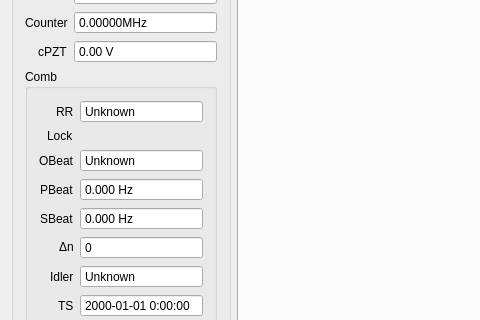
Before: the Qt Designer form mainwindow.ui in kncrabtree/nicerohms, drawn with Qt 5; both pictures show x 0 to 480 and y 224 to 544 of the 756 by 678 pixel window.
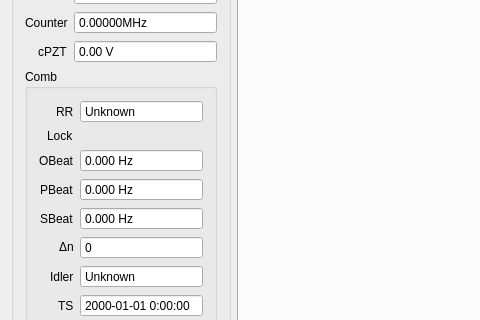
After: the same form once the commit is applied. Icons and pictures are not drawn. Custom widgets are drawn as their Qt base class.

What changed in the file:
```diff
--- a/mainwindow.ui
+++ b/mainwindow.ui
@@ -281,6 +281,9 @@
             <property name="decimals">
              <number>3</number>
             </property>
+            <property name="minimum">
+             <double>-100000000.000000000000000</double>
+            </property>
             <property name="maximum">
              <double>100000000.000000000000000</double>
             </property>
```
